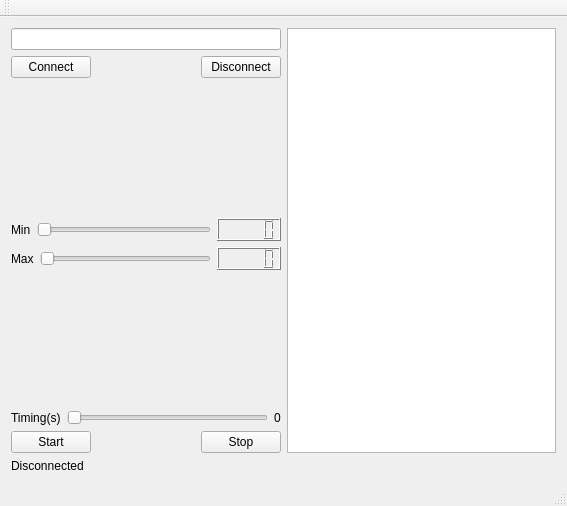
This is QtTcpClientProducer/mainwindow.ui in MuriloBarros304/Qtsupervisory as Qt 5 draws it before an edit. The edited form follows.
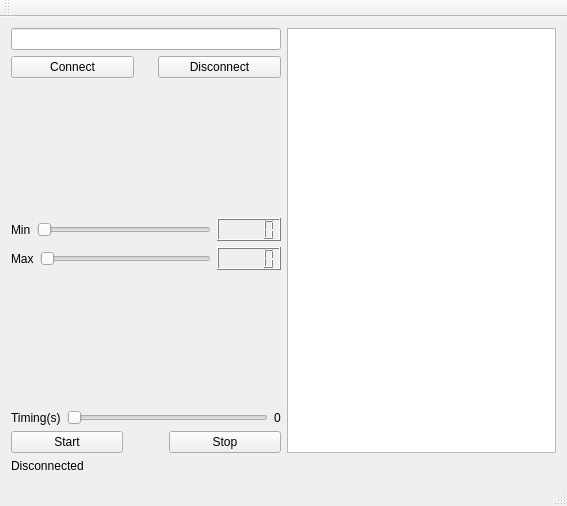
This is the edited form.

```diff
--- a/QtTcpClientProducer/mainwindow.ui
+++ b/QtTcpClientProducer/mainwindow.ui
@@ -25,7 +25,7 @@
            <widget class="QLineEdit" name="lineEditIP"/>
           </item>
           <item>
-           <layout class="QHBoxLayout" name="horizontalLayout_5">
+           <layout class="QHBoxLayout" name="horizontalLayout_5" stretch="50,0,50">
             <item>
              <widget class="QPushButton" name="pushButtonConnect">
               <property name="text">
@@ -1096,7 +1096,7 @@
            </layout>
           </item>
           <item>
-           <layout class="QHBoxLayout" name="horizontalLayout_4" stretch="0,100,0">
+           <layout class="QHBoxLayout" name="horizontalLayout_4" stretch="50,0,50">
             <item>
              <widget class="QPushButton" name="pushButtonStartTiming">
               <property name="text">
```
Left out of the diff: 5 changed lines with no effect on the pictures.
